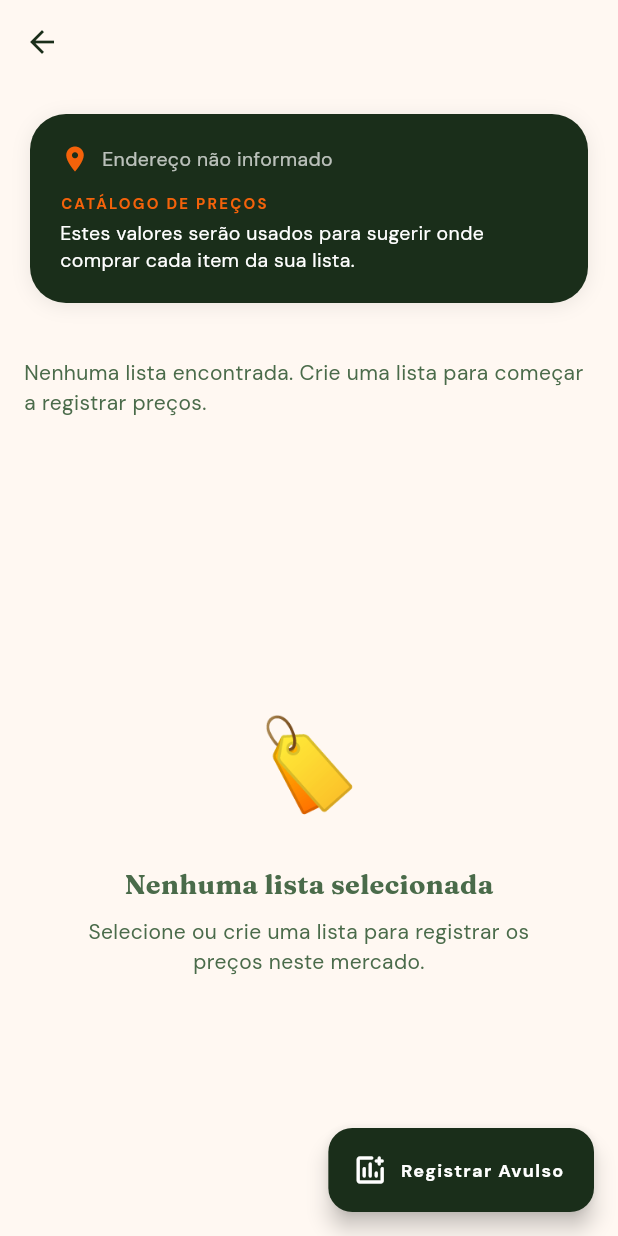
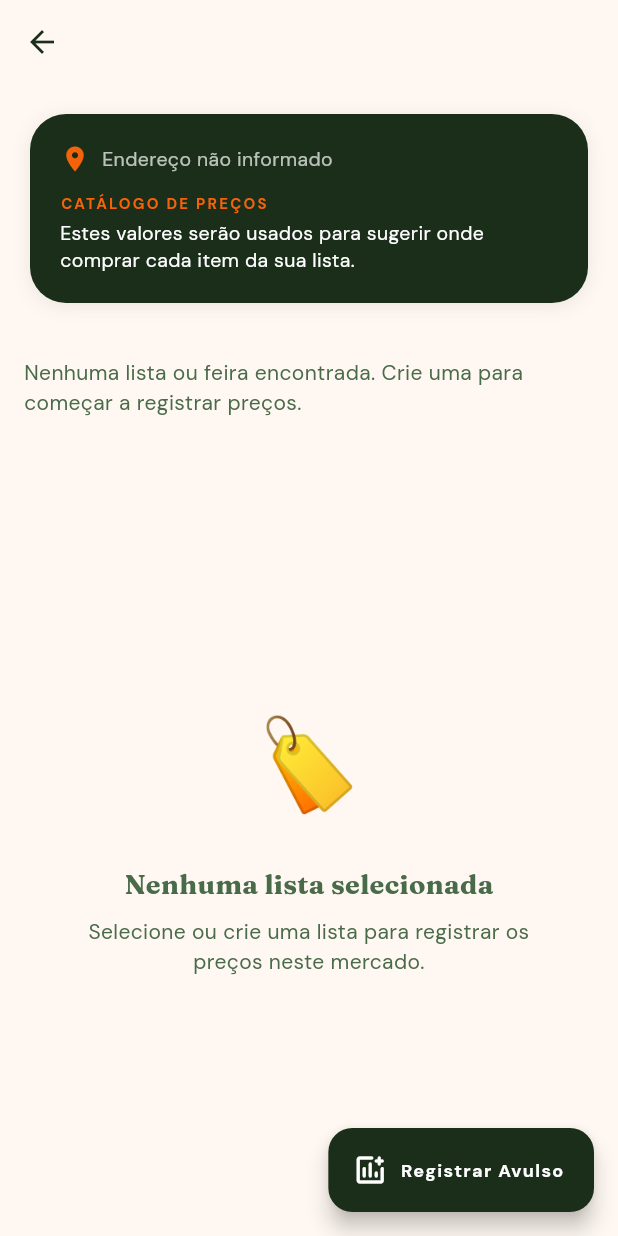
Before and after one commit to gustavoernandes86/feira_facil, a Flutter app: the MarketDetailScreen screen opened directly with empty values, on a phone screen of 412 x 824 dp. Run offline on Flutter 3.47's test engine with Material 3 defaults, Android fonts, the phone set to English and light mode, and no system bars; our stand-ins replace cloud_firestore, firebase_auth, firebase_core, fl_chart, flutter_riverpod, go_router and 2 more; accounts and stored records are empty.

Commit message:
feat: add MarketDetailScreen and MarketListSelector widget to enable viewing and tracking item prices by list

```diff
--- a/feira_facil/lib/features/markets/presentation/market_detail_screen.dart
+++ b/feira_facil/lib/features/markets/presentation/market_detail_screen.dart
@@ -8,9 +8,9 @@ import 'package:feira_facil/features/markets/presentation/market_prices_controll
 import 'package:feira_facil/features/markets/presentation/widgets/add_price_modal.dart';
 import 'package:feira_facil/features/markets/presentation/widgets/market_list_selector.dart';
 import 'package:feira_facil/features/lists/presentation/fair_lists_controller.dart';
-import 'package:feira_facil/features/lists/domain/fair_list.dart';
-import 'package:feira_facil/features/lists/domain/list_item.dart';
 import 'package:feira_facil/features/groups/presentation/group_controller.dart';
+import 'package:feira_facil/features/feiras/data/feira_repository.dart';
+import 'package:feira_facil/features/feiras/data/feira_items_repository.dart';
 
 class MarketDetailScreen extends ConsumerStatefulWidget {
   final Market market;
@@ -21,13 +21,30 @@ class MarketDetailScreen extends ConsumerStatefulWidget {
 }
 
 class _MarketDetailScreenState extends ConsumerState<MarketDetailScreen> {
-  FairList? _selectedList;
+  MarketListOption? _selectedList;
 
   @override
   Widget build(BuildContext context) {
     final groupId = ref.watch(currentGroupIdProvider);
     final listsAsync = groupId != null ? ref.watch(fairListsStreamProvider(groupId)) : const AsyncValue.loading();
+    final feirasAsync = groupId != null ? ref.watch(groupFeirasProvider) : const AsyncValue.loading();
     final pricesAsync = ref.watch(marketPricesStreamProvider(widget.market.id));
+
+    List<MarketListOption> options = [];
+    if (listsAsync is AsyncData && feirasAsync is AsyncData) {
+      options.addAll(listsAsync.value!.map<MarketListOption>((l) => MarketListOption(
+        id: l.id,
+        name: l.name,
+        color: l.color,
+        isFeira: false,
+      )).toList());
+      options.addAll(feirasAsync.value!.map<MarketListOption>((f) => MarketListOption(
+        id: f.id,
+        name: f.marketName != null && f.marketName!.isNotEmpty ? f.marketName! : 'Feira ${f.date.day}/${f.date.month}',
+        color: AppColors.green,
+        isFeira: true,
+      )).toList());
+    }
 
     return Scaffold(
       backgroundColor: AppColors.cream,
@@ -40,22 +57,22 @@ class _MarketDetailScreenState extends ConsumerState<MarketDetailScreen> {
       body: Column(
         children: [
           _buildMarketInfo(),
-          if (groupId != null)
-            listsAsync.when(
-              data: (lists) {
+          if (groupId != null && listsAsync is AsyncData && feirasAsync is AsyncData)
+            Builder(
+              builder: (context) {
                 // Seleciona a primeira lista por padrão se nenhuma estiver selecionada
-                if (_selectedList == null && lists.isNotEmpty) {
+                if (_selectedList == null && options.isNotEmpty) {
                   WidgetsBinding.instance.addPostFrameCallback((_) {
                     if (mounted) {
                       setState(() {
-                        _selectedList = lists.first;
+                        _selectedList = options.first;
                       });
                     }
                   });
                 }
 
                 return MarketListSelector(
-                  lists: lists,
+                  lists: options,
                   selectedList: _selectedList,
                   onListSelected: (list) {
                     setState(() {
@@ -64,14 +81,14 @@ class _MarketDetailScreenState extends ConsumerState<MarketDetailScreen> {
                   },
                 );
               },
-              loading: () => const Center(child: CircularProgressIndicator()),
-              error: (err, _) => Center(child: Text('Erro ao carregar listas: $err')),
-            ),
+            )
+          else
+             const Center(child: CircularProgressIndicator()),
 
           Expanded(
             child: _selectedList == null
                 ? _buildEmptyState(context)
-                : _buildListItems(context, groupId!, _selectedList!.id, pricesAsync),
+                : _buildListItems(context, groupId!, _selectedList!, pricesAsync),
           ),
         ],
       ),
@@ -162,13 +179,47 @@ class _MarketDetailScreenState extends ConsumerState<MarketDetailScreen> {
     );
   }
 
-  Widget _buildListItems(BuildContext context, String groupId, String listId, AsyncValue<List<Price>> pricesAsync) {
-    final itemsAsync = ref.watch(listItemsStreamProvider((groupId: groupId, listId: listId)));
+  Widget _buildListItems(BuildContext context, String groupId, MarketListOption selected, AsyncValue<List<Price>> pricesAsync) {
+    if (selected.isFeira) {
+      final itemsAsync = ref.watch(feiraItemsStreamProvider(selected.id));
 
       return itemsAsync.when(
         data: (items) {
           if (items.isEmpty) {
-          return const Center(child: Text('Esta lista está vazia.'));
+            return const Center(child: Text('Esta feira está vazia.'));
+          }
+
+          return pricesAsync.when(
+            data: (prices) {
+              return ListView.builder(
+                padding: const EdgeInsets.symmetric(horizontal: 20, vertical: 10),
+                itemCount: items.length,
+                itemBuilder: (context, index) {
+                  final item = items[index];
+                  final itemPrices = prices.where((p) => p.itemId == item.name).toList();
+
+                  return _ListItemPriceCard(
+                    itemName: item.name,
+                    marketId: widget.market.id,
+                    prices: itemPrices,
+                  );
+                },
+              );
+            },
+            loading: () => const Center(child: CircularProgressIndicator()),
+            error: (err, _) => Center(child: Text('Erro ao carregar preços: $err')),
+          );
+        },
+        loading: () => const Center(child: CircularProgressIndicator()),
+        error: (err, _) => Center(child: Text('Erro ao carregar itens: $err')),
+      );
+    } else {
+      final itemsAsync = ref.watch(listItemsStreamProvider((groupId: groupId, listId: selected.id)));
+
+      return itemsAsync.when(
+        data: (items) {
+          if (items.isEmpty) {
+            return const Center(child: Text('Esta lista base está vazia.'));
           }
 
           return pricesAsync.when(
@@ -181,7 +232,7 @@ class _MarketDetailScreenState extends ConsumerState<MarketDetailScreen> {
                   final itemPrices = prices.where((p) => p.itemId == item.itemId).toList();
 
                   return _ListItemPriceCard(
-                  item: item,
+                    itemName: item.itemId,
                     marketId: widget.market.id,
                     prices: itemPrices,
                   );
@@ -197,14 +248,15 @@ class _MarketDetailScreenState extends ConsumerState<MarketDetailScreen> {
       );
     }
   }
+}
 
 class _ListItemPriceCard extends ConsumerWidget {
-  final ListItem item;
+  final String itemName;
   final String marketId;
   final List<Price> prices;
 
   const _ListItemPriceCard({
-    required this.item,
+    required this.itemName,
     required this.marketId,
     required this.prices,
   });
@@ -243,7 +295,7 @@ class _ListItemPriceCard extends ConsumerWidget {
             )
           ),
         ),
-        title: Text(item.itemId, style: const TextStyle(fontWeight: FontWeight.bold)),
+        title: Text(itemName, style: const TextStyle(fontWeight: FontWeight.bold)),
         subtitle: Column(
           crossAxisAlignment: CrossAxisAlignment.start,
           children: [
@@ -278,7 +330,7 @@ class _ListItemPriceCard extends ConsumerWidget {
             backgroundColor: Colors.transparent,
             builder: (context) => AddPriceModal(
               marketId: marketId,
-              initialItemName: item.itemId,
+              initialItemName: itemName,
             ),
           ),
         ),
--- a/feira_facil/lib/features/markets/presentation/widgets/market_list_selector.dart
+++ b/feira_facil/lib/features/markets/presentation/widgets/market_list_selector.dart
@@ -1,12 +1,33 @@
 import 'package:flutter/material.dart';
 import 'package:flutter_riverpod/flutter_riverpod.dart';
 import 'package:feira_facil/core/theme/app_colors.dart';
-import 'package:feira_facil/features/lists/domain/fair_list.dart';
+
+class MarketListOption {
+  final String id;
+  final String name;
+  final Color color;
+  final bool isFeira;
+
+  MarketListOption({
+    required this.id,
+    required this.name,
+    required this.color,
+    required this.isFeira,
+  });
+
+  @override
+  bool operator ==(Object other) =>
+      identical(this, other) ||
+      other is MarketListOption && runtimeType == other.runtimeType && id == other.id;
+
+  @override
+  int get hashCode => id.hashCode;
+}
 
 class MarketListSelector extends ConsumerWidget {
-  final List<FairList> lists;
-  final FairList? selectedList;
-  final ValueChanged<FairList?> onListSelected;
+  final List<MarketListOption> lists;
+  final MarketListOption? selectedList;
+  final ValueChanged<MarketListOption?> onListSelected;
 
   const MarketListSelector({
     super.key,
@@ -21,7 +42,7 @@ class MarketListSelector extends ConsumerWidget {
       return const Padding(
         padding: EdgeInsets.all(16.0),
         child: Text(
-          'Nenhuma lista encontrada. Crie uma lista para começar a registrar preços.',
+          'Nenhuma lista ou feira encontrada. Crie uma para começar a registrar preços.',
           style: TextStyle(color: AppColors.textSecondary),
         ),
       );
@@ -29,7 +50,7 @@ class MarketListSelector extends ConsumerWidget {
 
     // Find selected from current list by ID to avoid stale reference issues
     final currentSelected = selectedList != null
-        ? lists.cast<FairList?>().firstWhere(
+        ? lists.cast<MarketListOption?>().firstWhere(
               (l) => l?.id == selectedList!.id,
               orElse: () => null,
             )
@@ -66,7 +87,7 @@ class MarketListSelector extends ConsumerWidget {
                   const SizedBox(width: 8),
                   Expanded(
                     child: Text(
-                      list.name,
+                      list.name + (list.isFeira ? ' (Feira)' : ''),
                       style: const TextStyle(fontWeight: FontWeight.bold),
                     ),
                   ),
```
Lines whose indentation alone changed are shown as unchanged.
